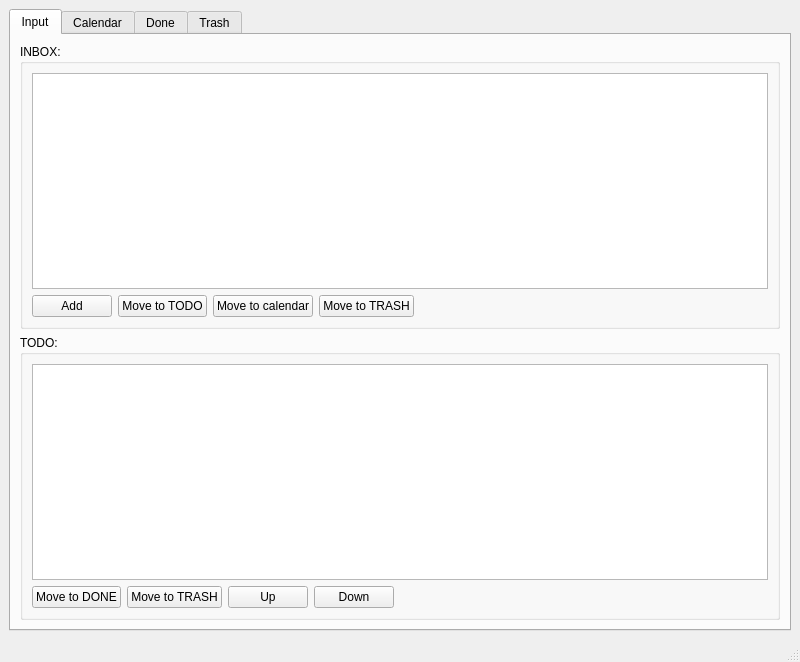
Before: the Qt Designer form GettingThingsDone/mainwindow.ui in eloranta/GettingThingsDone, drawn with Qt 5.
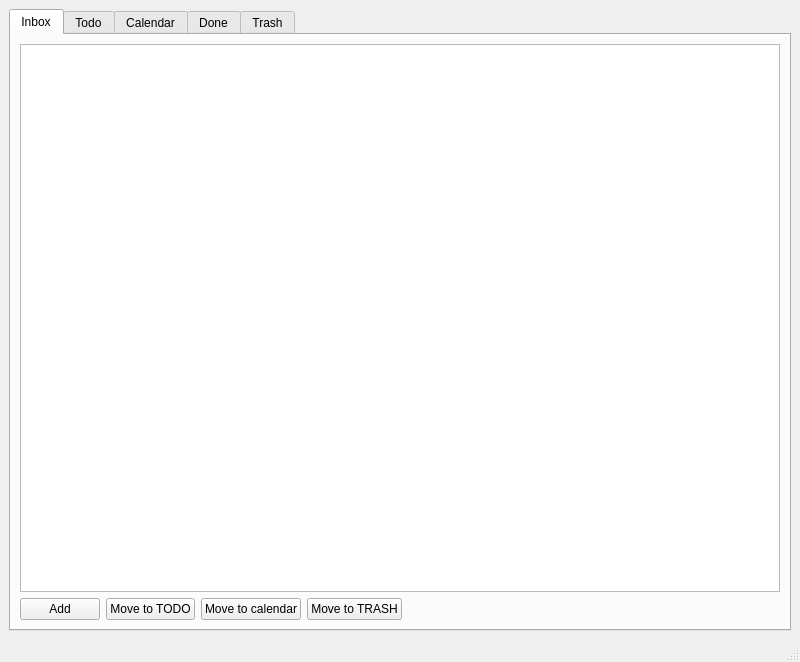
After: the same form once the commit is applied. The open tabs and pages were chosen to show the change.

Commit message: change: separate inbox and todo tabs

What changed in the file:
```diff
--- a/GettingThingsDone/mainwindow.ui
+++ b/GettingThingsDone/mainwindow.ui
@@ -22,16 +22,10 @@
       </property>
       <widget class="QWidget" name="tab">
        <attribute name="title">
-        <string>Input</string>
+        <string>Inbox</string>
        </attribute>
        <layout class="QGridLayout" name="gridLayout">
-        <item row="0" column="0">
-         <widget class="QGroupBox" name="groupBox">
-          <property name="title">
-           <string>INBOX:</string>
-          </property>
-          <layout class="QVBoxLayout" name="verticalLayout_3">
-           <item>
+        <item row="1" column="0">
             <layout class="QVBoxLayout" name="verticalLayout">
              <item>
               <widget class="QTableView" name="inboxTableView">
@@ -101,14 +95,12 @@
            </item>
           </layout>
          </widget>
-        </item>
-        <item row="1" column="0">
-         <widget class="QGroupBox" name="groupBox_2">
-          <property name="title">
-           <string>TODO:</string>
-          </property>
-          <layout class="QVBoxLayout" name="verticalLayout_4">
-           <item>
+      <widget class="QWidget" name="tab_5">
+       <attribute name="title">
+        <string>Todo</string>
+       </attribute>
+       <layout class="QGridLayout" name="gridLayout_9">
+        <item row="0" column="0">
             <layout class="QVBoxLayout" name="verticalLayout_2">
              <item>
               <widget class="QTableView" name="todoTableView">
@@ -175,9 +167,6 @@
               </layout>
              </item>
             </layout>
-           </item>
-          </layout>
-         </widget>
         </item>
        </layout>
       </widget>
```
Left out of the diff: 2 changed lines with no effect on the pictures. Lines whose indentation alone changed are shown as unchanged.
